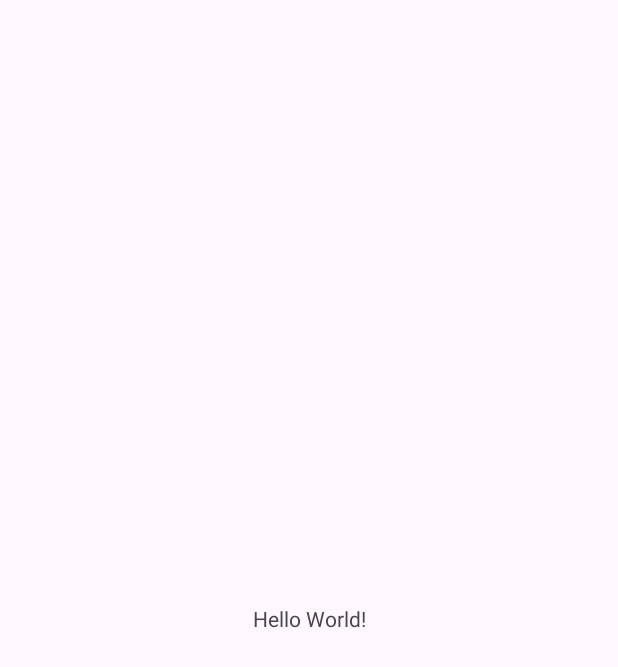
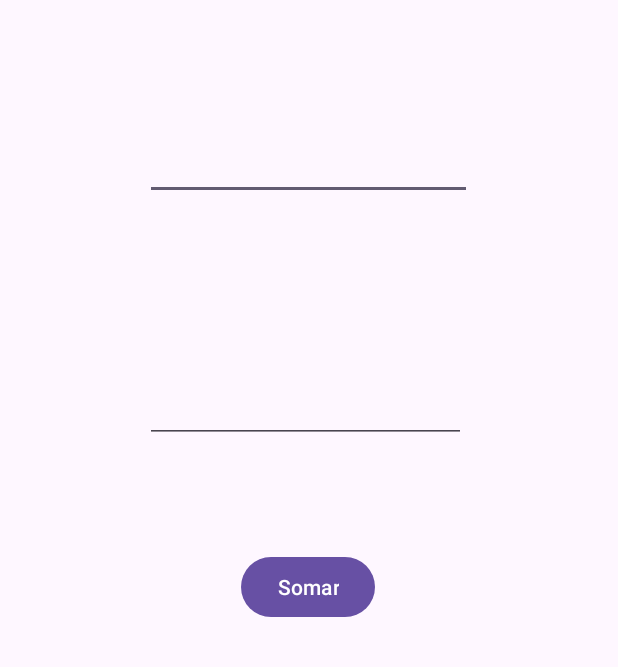
Before and after one commit to leobressanelli/TESTE, an Android app: the screen it shows after launch (MainActivity), on a phone screen of 412 x 824 dp. Before the commit the part shown is almost empty. Shown: the top 667 px of the screen. Run offline under Robolectric (Android 15) with nearby library versions, the phone set to English and light mode, and no system bars.

Commit message:
Aula somar

```diff
--- a/app/src/main/AndroidManifest.xml
+++ b/app/src/main/AndroidManifest.xml
@@ -13,6 +13,9 @@
         android:theme="@style/Theme.FMU"
         tools:targetApi="31">
         <activity
+            android:name=".MainActivity2"
+            android:exported="false" />
+        <activity
             android:name=".MainActivity"
             android:exported="true">
             <intent-filter>
--- /dev/null
+++ b/app/src/main/java/com/example/fmu/MainActivity.java
@@ -0,0 +1,32 @@
+package com.example.fmu;
+
+import androidx.appcompat.app.AppCompatActivity;
+
+import android.content.Intent;
+import android.os.Bundle;
+import android.view.View;
+import android.widget.EditText;
+
+public class MainActivity extends AppCompatActivity {
+
+
+    private EditText editTextNumber;
+    private EditText editTextNumber2;
+
+    @Override
+    protected void onCreate(Bundle savedInstanceState) {
+        super.onCreate(savedInstanceState);
+        setContentView(R.layout.activity_main);
+        editTextNumber = findViewById(R.id.editTextNumber);
+        editTextNumber2 = findViewById(R.id.editTextNumber2);
+    }
+
+    public void somar(View view){
+        int x = Integer.parseInt(editTextNumber.getText().toString());
+        int y = Integer.parseInt(editTextNumber2.getText().toString());
+        int soma = x + y;
+        Intent intent = new Intent( this, MainActivity2.class);
+        intent.putExtra("soma",soma);
+        startActivity(intent);
+    }
+}
--- a/app/src/main/java/com/example/fmu/MainActivity.kt
+++ /dev/null
@@ -1,11 +0,0 @@
-package com.example.fmu
-
-import androidx.appcompat.app.AppCompatActivity
-import android.os.Bundle
-
-class MainActivity : AppCompatActivity() {
-    override fun onCreate(savedInstanceState: Bundle?) {
-        super.onCreate(savedInstanceState)
-        setContentView(R.layout.activity_main)
-    }
-}
--- a/app/src/main/res/layout/activity_main.xml
+++ b/app/src/main/res/layout/activity_main.xml
@@ -4,15 +4,42 @@
     xmlns:tools="http://schemas.android.com/tools"
     android:layout_width="match_parent"
     android:layout_height="match_parent"
+    android:onClick="somar"
     tools:context=".MainActivity">
 
-    <TextView
-        android:layout_width="wrap_content"
-        android:layout_height="wrap_content"
-        android:text="Hello World!"
-        app:layout_constraintBottom_toBottomOf="parent"
+    <EditText
+        android:id="@+id/editTextNumber"
+        android:layout_width="218dp"
+        android:layout_height="45dp"
+        android:layout_marginTop="88dp"
+        android:ems="10"
+        android:inputType="number"
         app:layout_constraintEnd_toEndOf="parent"
+        app:layout_constraintHorizontal_bias="0.497"
         app:layout_constraintStart_toStartOf="parent"
         app:layout_constraintTop_toTopOf="parent" />
 
+    <Button
+        android:id="@+id/button3"
+        android:layout_width="wrap_content"
+        android:layout_height="wrap_content"
+        android:layout_marginTop="72dp"
+        android:onClick="somar"
+        android:text="@string/txt_somar"
+        app:layout_constraintEnd_toEndOf="parent"
+        app:layout_constraintHorizontal_bias="0.498"
+        app:layout_constraintStart_toStartOf="parent"
+        app:layout_constraintTop_toBottomOf="@+id/editTextNumber2" />
+
+    <EditText
+        android:id="@+id/editTextNumber2"
+        android:layout_width="214dp"
+        android:layout_height="54dp"
+        android:layout_marginTop="108dp"
+        android:layout_marginEnd="4dp"
+        android:ems="10"
+        android:inputType="number"
+        app:layout_constraintEnd_toEndOf="@+id/editTextNumber"
+        app:layout_constraintTop_toBottomOf="@+id/editTextNumber" />
+
 </androidx.constraintlayout.widget.ConstraintLayout>
--- a/app/src/main/res/values/strings.xml
+++ b/app/src/main/res/values/strings.xml
@@ -1,3 +1,4 @@
 <resources>
     <string name="app_name">FMU</string>
+    <string name="txt_somar">Somar</string>
 </resources>
```
Also changed, not shown: app/src/main/java/com/example/fmu/MainActivity2.java (added, +27 -0 lines), app/src/main/res/layout/activity_main2.xml (added, +18 -0 lines).
